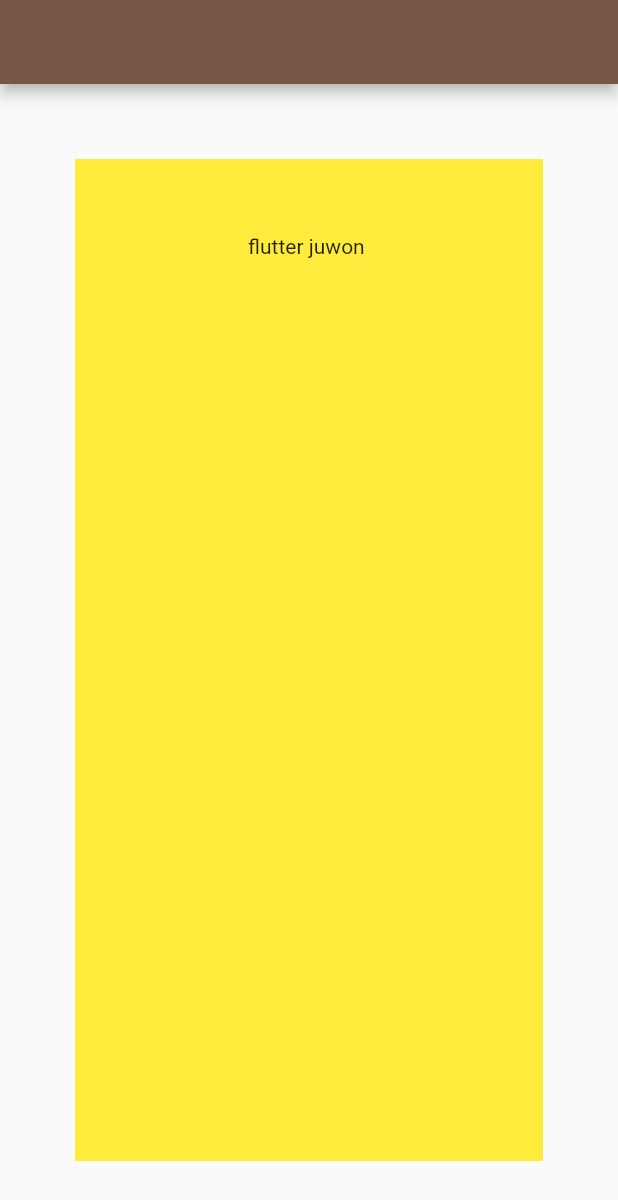
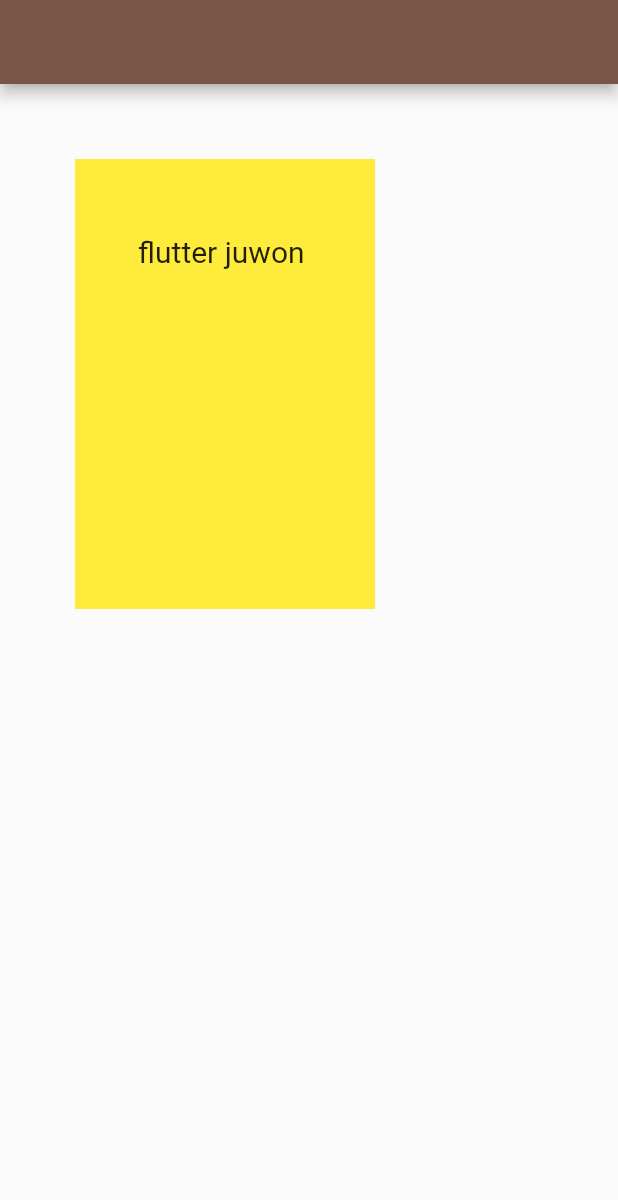
Before and after one commit to Juwon-Yun/LearnFlutter, a Flutter app: the screen it shows after launch, on a phone screen of 412 x 824 dp. Shown: the top 1200 px of the screen. Run offline on Flutter 3.47's test engine with Material 2 defaults, Android fonts, the phone set to English and light mode, and no system bars.

Commit message:
feat: text style

```diff
--- a/lib/page/home_page.dart
+++ b/lib/page/home_page.dart
@@ -11,8 +11,9 @@ class JuwonHomePage extends StatelessWidget {
     return Scaffold(
       appBar: AppBar(),
       // flutter is not recommend new keyword
-      // 자식이 없다면 전체 화면을 먹는다.
+      // container color는 자식이 없다면 전체 화면을 먹는다.
       // 있다면 width 만큼 먹는다.
+      // Center위젯은 옵션이 별로없어서 주로 container를 사용한다.
       body: Container(color: Colors.yellow,
           // padding: const EdgeInsets.all(10),
           padding: const EdgeInsets.symmetric(horizontal: 20, vertical: 50),
@@ -21,7 +22,16 @@ class JuwonHomePage extends StatelessWidget {
           // alignment: Alignment.topCenter,
           // x = 0, y = 0이 center이다.
           alignment: const Alignment(0, -1),
-          child: const Text("flutter juwon ")),
+          width: 200,
+          height: 300,
+          // SizedBox를 감싼 자식을
+          child: const SizedBox(
+            // width: 200,
+           // height: 200,
+           child : Text("flutter juwon ", style: TextStyle(fontSize: 20),
+           ),
+          ),
+          )
     );
   }
 }
```
